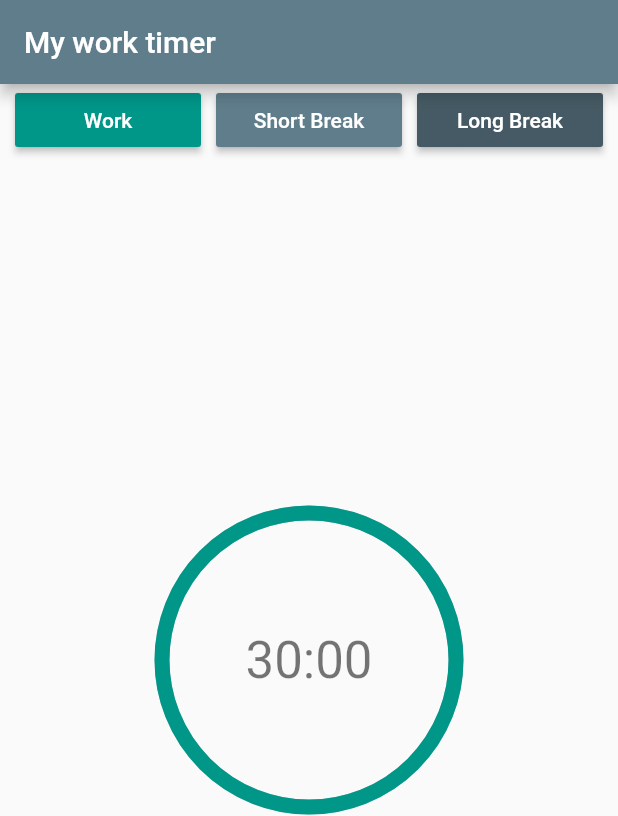
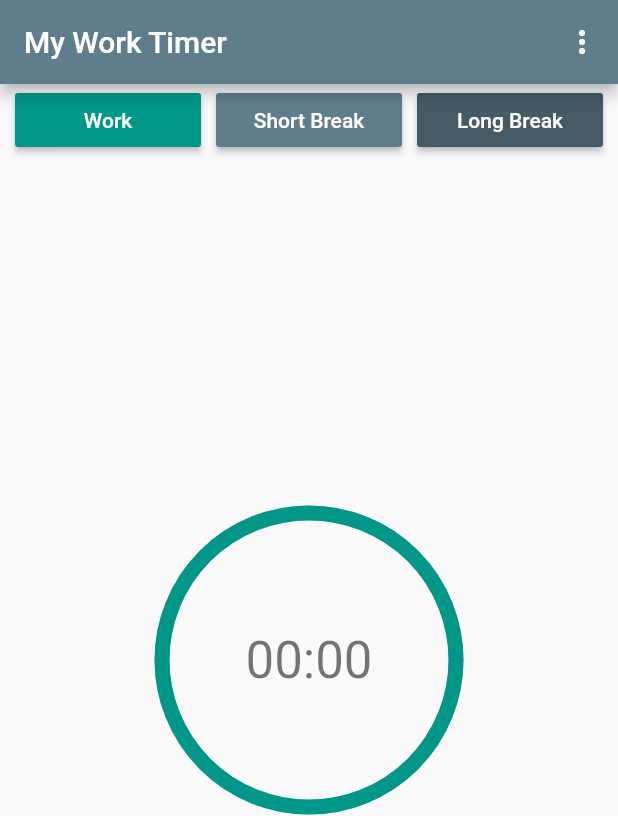
Before and after one commit to sanix-sandel/Learning-Flutter, a Flutter app: the first screen one second after launch, on a phone screen of 412 x 824 dp. Shown: the top 816 px of the screen. Run offline on Flutter 3.47's test engine with Material 2 defaults, Android fonts, the phone set to English and light mode, and no system bars; drawn by our look-alikes of percent_indicator; our stand-ins replace shared_preferences.

Commit message:
timer done

```diff
--- a/timer/lib/main.dart
+++ b/timer/lib/main.dart
@@ -1,82 +1,145 @@
 import 'package:flutter/material.dart';
+import 'package:percent_indicator/circular_percent_indicator.dart';
 import './widgets.dart';
+import './timer.dart';
+import './timermodel.dart';
+import './settings.dart';
 
-import 'package:percent_indicator/percent_indicator.dart';
+void main() => runApp(MyApp());
+
+class MyApp extends StatelessWidget {
+  // This widget is the root of your application.
+  @override
+  Widget build(BuildContext context) {
+    return MaterialApp(
+      title: 'My Work Timer',
+      debugShowCheckedModeBanner: false,
+      theme: ThemeData(
+        primarySwatch: Colors.blueGrey,
+      ),
+      home: TimerHomePage(),
+    );
+  }
+}
 
 
-void main()=>runApp(MyApp());
-
-class MyApp extends StatelessWidget{
-
-
+class TimerHomePage extends StatelessWidget {
+  final double defaultPadding = 5.0;
+  final CountDownTimer timer = CountDownTimer();
 
   @override
-  Widget build(BuildContext context){
+  Widget build(BuildContext context) {
+
+    final List<PopupMenuItem<String>> menuItems = List<PopupMenuItem<String>>();
+    menuItems.add(PopupMenuItem(
+      value: 'Settings',
+      child: Text('Settings'),
+    ));
+    timer.startWork();
     return MaterialApp(
-      title:'My work Timer',
-      theme:ThemeData(primarySwatch: Colors.blueGrey,),
-      home:TimerHomePage(),
-
-
+      title: 'My Work Timer',
+      theme: ThemeData(
+        primarySwatch: Colors.blueGrey,
+      ),
+      home: Scaffold(
+          appBar: AppBar(
+            title: Text('My Work Timer'),
+            actions: [
+            PopupMenuButton<String>(
+              itemBuilder: (BuildContext context) {
+                return menuItems.toList();
+              },
+              onSelected: (s) {
+                if(s=='Settings') {
+                  goToSettings(context);
+                }
+              },
+          )
+        ],
+          ),
+          body: LayoutBuilder(
+            builder: (BuildContext context, BoxConstraints constraints) {
+            final double availableWidth = constraints.maxWidth;
+            return Column(children: [
+              Row(
+                children: [
+                  Padding(
+                    padding: EdgeInsets.all(defaultPadding),
+                  ),
+                  Expanded(
+                      child: ProductivityButton(
+                          color: Color(0xff009688),
+                          text: "Work",
+                          onPressed: () => timer.startWork())),
+                  Padding(
+                    padding: EdgeInsets.all(defaultPadding),
+                  ),
+                  Expanded(
+                      child: ProductivityButton(
+                          color: Color(0xff607D8B),
+                          text: "Short Break",
+                          onPressed: () => timer.startBreak(true))),
+                  Padding(
+                    padding: EdgeInsets.all(defaultPadding),
+                  ),
+                  Expanded(
+                      child: ProductivityButton(
+                          color: Color(0xff455A64),
+                          text: "Long Break",
+                          onPressed:() => timer.startBreak(false))),
+                  Padding(
+                    padding: EdgeInsets.all(defaultPadding),
+                  ),
+                ],
+              ),
+              Expanded(
+                  child: StreamBuilder(
+                      initialData: TimerModel('00:00', 1),
+                      stream: timer.stream(),
+                      builder: (BuildContext context, AsyncSnapshot snapshot) {
+                        TimerModel timer = snapshot.data;
+                        return Container(
+                            child: CircularPercentIndicator(
+                          radius: availableWidth / 2,
+                          lineWidth: 10.0,
+                          percent: (timer.percent == null) ? 1 : timer.percent,
+                          center: Text( (timer.time == null) ? '00:00' : timer.time ,
+                              style: Theme.of(context).textTheme.headline4),
+                          progressColor: Color(0xff009688),
+                        ));
+                      })),
+              Row(
+                children: [
+                  Padding(
+                    padding: EdgeInsets.all(defaultPadding),
+                  ),
+                  Expanded(
+                      child: ProductivityButton(
+                          color: Color(0xff212121),
+                          text: 'Stop',
+                          onPressed: () => timer.stopTimer())),
+                  Padding(
+                    padding: EdgeInsets.all(defaultPadding),
+                  ),
+                  Expanded(
+                      child: ProductivityButton(
+                          color: Color(0xff009688),
+                          text: 'Restart',
+                          onPressed: () => timer.startTimer())),
+                  Padding(
+                    padding: EdgeInsets.all(defaultPadding),
+                  ),
+                ],
+              )
+            ]);
+          })),
     );
   }
 
-
-}
-
-class TimerHomePage extends StatelessWidget{
-
-  final double defaultPadding=5.0;
-
-  void emptyMethod(){}
-
-  @override
-  Widget build(BuildContext context){
-    return Scaffold(appBar: AppBar(title:Text('My work timer')),
-
-                    body: LayoutBuilder(builder: (BuildContext context, BoxConstraints constraints)
-                      {
-                        final double availableWidth=constraints.maxWidth;
-                        return Column(children: [
-                      Row(
-                        children: [
-                          Padding(padding: EdgeInsets.all(defaultPadding),),
-                          Expanded(child: ProductivityButton(color: Color(0xff009688),
-                          text: "Work", onPressed: emptyMethod)),
-
-                          Padding(padding: EdgeInsets.all(defaultPadding),),
-                          Expanded(child: ProductivityButton(color: Color(0xff607D8B),
-                          text: "Short Break", onPressed: emptyMethod)),
-
-                          Padding(padding: EdgeInsets.all(defaultPadding),),
-                          Expanded(child: ProductivityButton(color: Color(0xff455A64),
-                          text: "Long Break", onPressed: emptyMethod)),
-                          Padding(padding: EdgeInsets.all(defaultPadding),),
-                          ],
-                        ),
-
-
-                        Expanded(
-                            child: CircularPercentIndicator(
-                            radius: availableWidth / 2,
-                            lineWidth: 10.0,
-                            percent: 1,
-                            center: Text("30:00",
-                            style: Theme.of(context).textTheme.display1),
-                            progressColor: Color(0xff009688),
-                          )),
-
-                        Row(children: [
-                            Padding(padding: EdgeInsets.all(defaultPadding),),
-                            Expanded(child: ProductivityButton(color: Color(0xff212121),
-                        text: 'Stop', onPressed: emptyMethod)),
-                            Padding(padding: EdgeInsets.all(defaultPadding),),
-                            Expanded(child: ProductivityButton(color: Color(0xff009688),
-                        text: 'Restart', onPressed: emptyMethod)),
-                          Padding(padding: EdgeInsets.all(defaultPadding),),
-                        ],)
-                    ]);}
-
-    ));
+  void emptyMethod() {}
+  void goToSettings(BuildContext context) {
+    print('in gotoSettings');
+   Navigator.push(
+        context, MaterialPageRoute(builder: (context) => SettingsScreen()));
   }
 }
--- a/timer/lib/widgets.dart
+++ b/timer/lib/widgets.dart
@@ -1,25 +1,40 @@
 import 'package:flutter/material.dart';
-
-class ProductivityButton extends StatelessWidget{
+typedef CallbackSetting = void Function(String, int);
+class ProductivityButton extends StatelessWidget {
   final Color color;
   final String text;
   final double size;
   final VoidCallback onPressed;
 
-  ProductivityButton({@required this.color, @required this.text,
-  @required this.onPressed, @required this.size});
-
+  ProductivityButton(
+      {@required this.color,
+      @required this.text,
+      @required this.onPressed,
+      this.size});
   @override
-  Widget build (BuildContext context){
+  Widget build(BuildContext context) {
     return MaterialButton(
-      child:Text(
-          this.text,
-          style:TextStyle(color:Colors.white)
-        ),
-        onPressed: this.onPressed,
-        color:this.color,
-        minWidth: this.size,
-      );
-
+      child: Text(this.text, style: TextStyle(color: Colors.white)),
+      onPressed: this.onPressed,
+      color: this.color,
+      minWidth: (this.size != null) ? this.size : 0,
+    );
   }
 }
+
+class SettingsButton extends StatelessWidget {
+  final Color color;
+  final String text;
+  final int value;
+  final String setting;
+  final CallbackSetting callback;
+  SettingsButton(this.color, this.text, this.value, this.setting, this.callback);
+  @override
+  Widget build(BuildContext context) {
+    return MaterialButton(
+      child: Text(this.text, style: TextStyle(color: Colors.white)),
+      onPressed: () => this.callback(this.setting, this.value),
+      color: this.color,
+    );
+  }
+}
--- a/timer/pubspec.yaml
+++ b/timer/pubspec.yaml
@@ -24,11 +24,12 @@ dependencies:
   flutter:
     sdk: flutter
   percent_indicator: ^2.1.9
+  shared_preferences: ^0.5.12+4
 
 
   # The following adds the Cupertino Icons font to your application.
   # Use with the CupertinoIcons class for iOS style icons.
-  cupertino_icons: ^1.0.0
+  cupertino_icons:  ^0.1.2
 
 dev_dependencies:
   flutter_test:
```
Also changed, not shown: timer/lib/settings.dart (added, +154 -0 lines), timer/lib/timer.dart (+59 -16 lines), timer/pubspec.lock.
